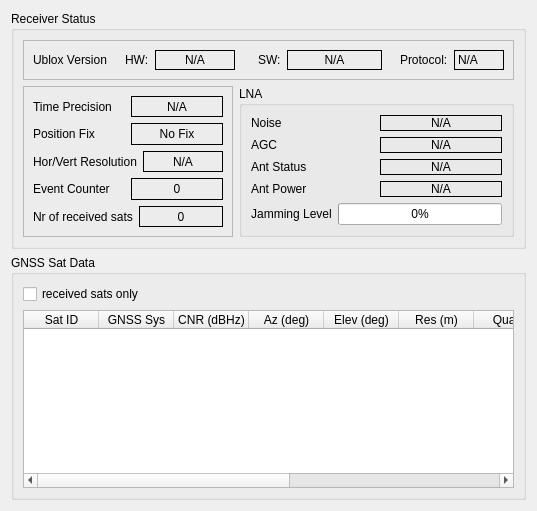
Before: the Qt Designer form muondetector-gui-1.0.2/src/main/gpssatsform.ui in liukai-tech/muondetector, drawn with Qt 5.
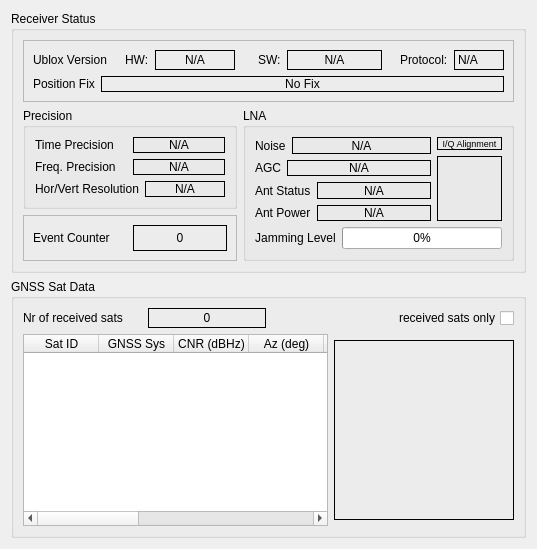
After: the same form once the commit is applied.

Commit message: added graphical display of sat positions; implemented reset and default config of ublox on client side

What changed in the file:
```diff
--- a/muondetector-gui-1.0.2/src/main/gpssatsform.ui
+++ b/muondetector-gui-1.0.2/src/main/gpssatsform.ui
@@ -7,7 +7,7 @@
     <x>0</x>
     <y>0</y>
     <width>537</width>
-    <height>511</height>
+    <height>549</height>
    </rect>
   </property>
   <property name="windowTitle">
@@ -19,7 +19,7 @@
      <property name="title">
       <string>Receiver Status</string>
      </property>
-     <layout class="QGridLayout" name="gridLayout_5">
+     <layout class="QGridLayout" name="gridLayout_7">
       <item row="0" column="0" colspan="2">
        <widget class="QFrame" name="frame">
         <property name="frameShape">
@@ -28,7 +28,7 @@
         <property name="frameShadow">
          <enum>QFrame::Raised</enum>
         </property>
-        <layout class="QGridLayout" name="gridLayout_3">
+        <layout class="QGridLayout" name="gridLayout_5">
          <item row="0" column="0">
           <layout class="QHBoxLayout" name="horizontalLayout_14">
            <item>
@@ -169,16 +169,43 @@
            </item>
           </layout>
          </item>
-        </layout>
-       </widget>
-      </item>
-      <item row="1" column="0">
-       <widget class="QFrame" name="frame_2">
+         <item row="1" column="0">
+          <layout class="QHBoxLayout" name="horizontalLayout_4">
+           <item>
+            <widget class="QLabel" name="label_4">
+             <property name="text">
+              <string>Position Fix</string>
+             </property>
+            </widget>
+           </item>
+           <item>
+            <widget class="QLabel" name="fixTypeLabel">
+             <property name="sizePolicy">
+              <sizepolicy hsizetype="Expanding" vsizetype="Preferred">
+               <horstretch>0</horstretch>
+               <verstretch>0</verstretch>
+              </sizepolicy>
+             </property>
         <property name="frameShape">
-         <enum>QFrame::StyledPanel</enum>
-        </property>
-        <property name="frameShadow">
-         <enum>QFrame::Raised</enum>
+              <enum>QFrame::Box</enum>
+             </property>
+             <property name="text">
+              <string>No Fix</string>
+             </property>
+             <property name="alignment">
+              <set>Qt::AlignCenter</set>
+             </property>
+            </widget>
+           </item>
+          </layout>
+         </item>
+        </layout>
+       </widget>
+      </item>
+      <item row="1" column="0">
+       <widget class="QGroupBox" name="precisionGroupBox">
+        <property name="title">
+         <string>Precision</string>
         </property>
         <layout class="QGridLayout" name="gridLayout_4">
          <item row="0" column="0">
@@ -208,21 +235,21 @@
             </layout>
            </item>
            <item>
-            <layout class="QHBoxLayout" name="horizontalLayout_4">
+            <layout class="QHBoxLayout" name="horizontalLayout_15">
              <item>
-              <widget class="QLabel" name="label_4">
+              <widget class="QLabel" name="label_15">
                <property name="text">
-                <string>Position Fix</string>
+                <string>Freq. Precision</string>
                </property>
               </widget>
              </item>
              <item>
-              <widget class="QLabel" name="fixTypeLabel">
+              <widget class="QLabel" name="freqPrecisionLabel">
                <property name="frameShape">
                 <enum>QFrame::Box</enum>
                </property>
                <property name="text">
-                <string>No Fix</string>
+                <string>N/A</string>
                </property>
                <property name="alignment">
                 <set>Qt::AlignCenter</set>
@@ -261,60 +288,12 @@
              </item>
             </layout>
            </item>
-           <item>
-            <layout class="QHBoxLayout" name="horizontalLayout_8">
-             <item>
-              <widget class="QLabel" name="label_8">
-               <property name="text">
-                <string>Event Counter</string>
-               </property>
-              </widget>
-             </item>
-             <item>
-              <widget class="QLabel" name="intCounterLabel">
-               <property name="frameShape">
-                <enum>QFrame::Box</enum>
-               </property>
-               <property name="text">
-                <string>0</string>
-               </property>
-               <property name="alignment">
-                <set>Qt::AlignCenter</set>
-               </property>
-              </widget>
-             </item>
-            </layout>
-           </item>
-           <item>
-            <layout class="QHBoxLayout" name="horizontalLayout_3">
-             <item>
-              <widget class="QLabel" name="label_2">
-               <property name="text">
-                <string>Nr of received sats</string>
-               </property>
-              </widget>
-             </item>
-             <item>
-              <widget class="QLabel" name="nrSatsLabel">
-               <property name="frameShape">
-                <enum>QFrame::Box</enum>
-               </property>
-               <property name="text">
-                <string>0</string>
-               </property>
-               <property name="alignment">
-                <set>Qt::AlignCenter</set>
-               </property>
-              </widget>
-             </item>
-            </layout>
-           </item>
-          </layout>
-         </item>
-        </layout>
+          </layout>
+         </item>
+        </layout>
        </widget>
       </item>
-      <item row="1" column="1">
+      <item row="1" column="1" rowspan="2">
        <widget class="QGroupBox" name="lnaGroupBox">
         <property name="title">
          <string>LNA</string>
@@ -333,6 +312,12 @@
              </item>
              <item>
               <widget class="QLabel" name="lnaNoiseLabel">
+               <property name="sizePolicy">
+                <sizepolicy hsizetype="Expanding" vsizetype="Preferred">
+                 <horstretch>0</horstretch>
+                 <verstretch>0</verstretch>
+                </sizepolicy>
+               </property>
                <property name="frameShape">
                 <enum>QFrame::Box</enum>
                </property>
@@ -357,6 +342,12 @@
              </item>
              <item>
               <widget class="QLabel" name="lnaAgcLabel">
+               <property name="sizePolicy">
+                <sizepolicy hsizetype="Expanding" vsizetype="Preferred">
+                 <horstretch>0</horstretch>
+                 <verstretch>0</verstretch>
+                </sizepolicy>
+               </property>
                <property name="frameShape">
                 <enum>QFrame::Box</enum>
                </property>
@@ -381,6 +372,12 @@
              </item>
              <item>
               <widget class="QLabel" name="antStatusLabel">
+               <property name="sizePolicy">
+                <sizepolicy hsizetype="Expanding" vsizetype="Preferred">
+                 <horstretch>0</horstretch>
+                 <verstretch>0</verstretch>
+                </sizepolicy>
+               </property>
                <property name="frameShape">
                 <enum>QFrame::Box</enum>
                </property>
@@ -405,6 +402,12 @@
              </item>
              <item>
               <widget class="QLabel" name="antPowerLabel">
+               <property name="sizePolicy">
+                <sizepolicy hsizetype="Expanding" vsizetype="Preferred">
+                 <horstretch>0</horstretch>
+                 <verstretch>0</verstretch>
+                </sizepolicy>
+               </property>
                <property name="frameShape">
                 <enum>QFrame::Box</enum>
                </property>
@@ -418,7 +421,47 @@
              </item>
             </layout>
            </item>
+          </layout>
+         </item>
+         <item row="0" column="1">
+          <layout class="QVBoxLayout" name="verticalLayout_3">
            <item>
+            <widget class="QLabel" name="label_16">
+             <property name="font">
+              <font>
+               <pointsize>7</pointsize>
+              </font>
+             </property>
+             <property name="frameShape">
+              <enum>QFrame::Box</enum>
+             </property>
+             <property name="text">
+              <string>I/Q Alignment</string>
+             </property>
+             <property name="alignment">
+              <set>Qt::AlignCenter</set>
+             </property>
+            </widget>
+           </item>
+           <item>
+            <widget class="QLabel" name="iqAlignmentLabel">
+             <property name="minimumSize">
+              <size>
+               <width>65</width>
+               <height>65</height>
+              </size>
+             </property>
+             <property name="frameShape">
+              <enum>QFrame::Box</enum>
+             </property>
+             <property name="text">
+              <string/>
+             </property>
+            </widget>
+           </item>
+          </layout>
+         </item>
+         <item row="1" column="0" colspan="2">
             <layout class="QHBoxLayout" name="horizontalLayout_13">
              <item>
               <widget class="QLabel" name="label_13">
@@ -466,6 +509,40 @@
             </layout>
            </item>
           </layout>
+       </widget>
+      </item>
+      <item row="2" column="0">
+       <widget class="QFrame" name="frame_2">
+        <property name="frameShape">
+         <enum>QFrame::StyledPanel</enum>
+        </property>
+        <property name="frameShadow">
+         <enum>QFrame::Raised</enum>
+        </property>
+        <layout class="QGridLayout" name="gridLayout_3">
+         <item row="0" column="0">
+          <layout class="QHBoxLayout" name="horizontalLayout_8">
+           <item>
+            <widget class="QLabel" name="label_8">
+             <property name="text">
+              <string>Event Counter</string>
+             </property>
+            </widget>
+           </item>
+           <item>
+            <widget class="QLabel" name="intCounterLabel">
+             <property name="frameShape">
+              <enum>QFrame::Box</enum>
+             </property>
+             <property name="text">
+              <string>0</string>
+             </property>
+             <property name="alignment">
+              <set>Qt::AlignCenter</set>
+             </property>
+            </widget>
+           </item>
+          </layout>
          </item>
         </layout>
        </widget>
@@ -479,13 +556,44 @@
       <string>GNSS Sat Data</string>
      </property>
      <layout class="QGridLayout" name="gridLayout">
-      <item row="0" column="0">
+      <item row="0" column="0" colspan="2">
+       <layout class="QHBoxLayout" name="horizontalLayout_16">
+        <item>
+         <layout class="QHBoxLayout" name="horizontalLayout_3">
+          <item>
+           <widget class="QLabel" name="label_2">
+            <property name="text">
+             <string>Nr of received sats</string>
+            </property>
+           </widget>
+          </item>
+          <item>
+           <widget class="QLabel" name="nrSatsLabel">
+            <property name="frameShape">
+             <enum>QFrame::Box</enum>
+            </property>
+            <property name="text">
+             <string>0</string>
+            </property>
+            <property name="alignment">
+             <set>Qt::AlignCenter</set>
+            </property>
+           </widget>
+          </item>
+         </layout>
+        </item>
+        <item>
        <widget class="QCheckBox" name="visibleSatsCheckBox">
+          <property name="layoutDirection">
+           <enum>Qt::RightToLeft</enum>
+          </property>
         <property name="text">
          <string>received sats only</string>
         </property>
        </widget>
       </item>
+       </layout>
+      </item>
       <item row="1" column="0">
        <widget class="QTableWidget" name="satsTableWidget">
         <property name="alternatingRowColors">
@@ -560,6 +668,34 @@
         </column>
        </widget>
       </item>
+      <item row="1" column="1">
+       <widget class="QLabel" name="satPosLabel">
+        <property name="sizePolicy">
+         <sizepolicy hsizetype="Fixed" vsizetype="Fixed">
+          <horstretch>0</horstretch>
+          <verstretch>0</verstretch>
+         </sizepolicy>
+        </property>
+        <property name="minimumSize">
+         <size>
+          <width>180</width>
+          <height>180</height>
+         </size>
+        </property>
+        <property name="autoFillBackground">
+         <bool>false</bool>
+        </property>
+        <property name="frameShape">
+         <enum>QFrame::Box</enum>
+        </property>
+        <property name="text">
+         <string/>
+        </property>
+        <property name="scaledContents">
+         <bool>true</bool>
+        </property>
+       </widget>
+      </item>
      </layout>
     </widget>
    </item>
```
Lines whose indentation alone changed are shown as unchanged. The commit also changes 6 other files.
